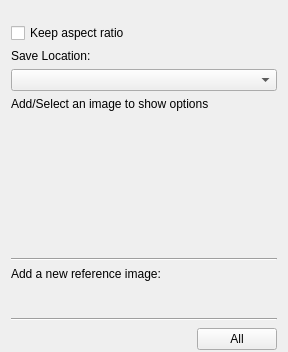
Qt form plugins/tools/defaulttool/referenceimagestool/WdgToolOptions.ui (SatyamxUniverse/krita) before a commit.
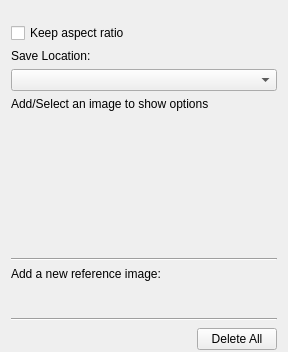
The same form after that commit. Custom widgets are drawn as their Qt base class.

Commit message:
Change text on the Delete All button in Reference Tool
Before this commit, the button had a trashcan icon and text saying
"All". It was probably one of the only times where the meaning of
the button had to be constructed by both the icon and the text
(trashcan = remove, + text = all, => remove all).
This commit adds the word "Delete" which makes the button more clear.

Patch:
```diff
--- a/plugins/tools/defaulttool/referenceimagestool/WdgToolOptions.ui
+++ b/plugins/tools/defaulttool/referenceimagestool/WdgToolOptions.ui
@@ -312,7 +312,7 @@
         </size>
        </property>
        <property name="text">
-        <string>All</string>
+        <string>Delete All</string>
        </property>
        <property name="iconSize">
         <size>
```
